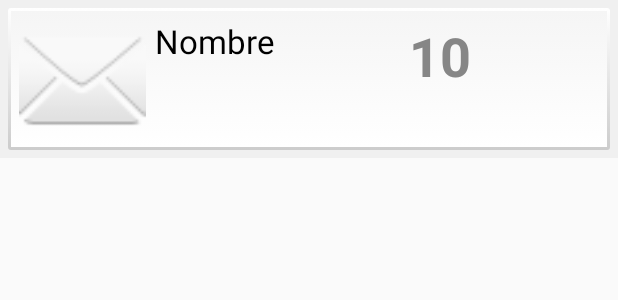
After one commit to DavoLarris/AndroidChicktionary, an Android app: the layout list_row.xml on its own in the app's theme, with its tools: preview values and no code run, on a phone screen of 412 x 824 dp. The commit adds this screen. Shown: the top 300 px of the screen. Run offline under Robolectric (Android 15) with nearby library versions, the light colour scheme and no system bars.

Commit message:
Need to finish

```diff
--- /dev/null
+++ b/app/src/main/res/drawable/post_border_background.xml
@@ -0,0 +1,11 @@
+<?xml version="1.0" encoding="utf-8"?>
+<selector xmlns:android="http://schemas.android.com/apk/res/android">
+
+    <item android:state_pressed="true"><shape>
+        <solid android:color="#cccccc" />
+    </shape></item>
+    <item><shape>
+        <gradient android:angle="90" android:endColor="#f5f5f5" android:startColor="#fff" />
+    </shape></item>
+
+</selector>
--- /dev/null
+++ b/app/src/main/res/drawable/post_border_style.xml
@@ -0,0 +1,12 @@
+<?xml version="1.0" encoding="utf-8"?>
+<selector xmlns:android="http://schemas.android.com/apk/res/android">
+
+    <item android:state_pressed="true"><shape>
+        <solid android:color="#cccccc" />
+    </shape></item>
+    <item><shape>
+        <gradient android:angle="270" android:endColor="#ccc" android:startColor="#fff" />
+        <corners android:radius="2dp" />
+    </shape></item>
+
+</selector>
--- /dev/null
+++ b/app/src/main/res/layout/list_row.xml
@@ -0,0 +1,74 @@
+<?xml version="1.0" encoding="utf-8"?>
+<LinearLayout xmlns:android="http://schemas.android.com/apk/res/android"
+    android:layout_width="fill_parent"
+    android:layout_height="wrap_content"
+    android:background="#f0f0f0"
+    android:orientation="vertical"
+    android:weightSum="1">
+
+    <LinearLayout
+        android:layout_width="match_parent"
+        android:layout_height="wrap_content"
+        android:layout_margin="5dp"
+        android:background="@drawable/post_border_style"
+        android:orientation="vertical"
+        android:layout_weight="41.30">
+
+            <LinearLayout
+                android:id="@+id/single_post_circuito_linearbox"
+                android:layout_width="match_parent"
+                android:layout_height="match_parent"
+                android:layout_margin="2dp"
+                android:orientation="horizontal"
+                android:padding="5dp"
+                android:background="@drawable/post_border_background">
+
+                <LinearLayout
+                    android:orientation="vertical"
+                    android:layout_width="0dp"
+                    android:layout_height="wrap_content"
+                    android:layout_weight="0.16">
+
+                    <ImageView
+                        android:layout_width="match_parent"
+                        android:layout_height="80dp"
+                        android:id="@+id/picture"
+                        android:src="@android:drawable/ic_dialog_email"
+                        android:scaleType="centerCrop" />
+                </LinearLayout>
+
+                <LinearLayout
+                    android:orientation="horizontal"
+                    android:layout_width="wrap_content"
+                    android:layout_height="match_parent"
+                    android:weightSum="1"
+                    android:layout_weight="0.32">
+
+                    <TextView
+                        android:layout_width="wrap_content"
+                        android:layout_height="match_parent"
+                        android:textAppearance="?android:attr/textAppearanceLarge"
+                        android:text="Nombre"
+                        android:id="@+id/nombre"
+                        android:layout_marginLeft="5dp"
+                        android:textColor="#ff000000"
+                        android:textAlignment="center" />
+
+                    <TextView
+                        android:layout_width="match_parent"
+                        android:layout_height="match_parent"
+                        android:textAppearance="?android:attr/textAppearanceSmall"
+                        android:text="10"
+                        android:id="@+id/puntacion"
+                        android:layout_marginLeft="5dp"
+                        android:textColor="#ff868686"
+                        android:textSize="36sp"
+                        android:textStyle="normal|bold"
+                        android:textAlignment="center" />
+
+                </LinearLayout>
+
+            </LinearLayout>
+
+    </LinearLayout>
+</LinearLayout>
```
Also changed, not shown: app/src/main/java/org/cuatrovientos/davolarris/chicktionary/ListAdapter.java (added, +67 -0 lines), app/src/main/java/org/cuatrovientos/davolarris/chicktionary/MainActivity.java (+40 -0 lines), app/src/main/java/org/cuatrovientos/davolarris/chicktionary/Person.java (added, +72 -0 lines), app/src/main/res/layout/activity_main.xml (+5 -31 lines).
